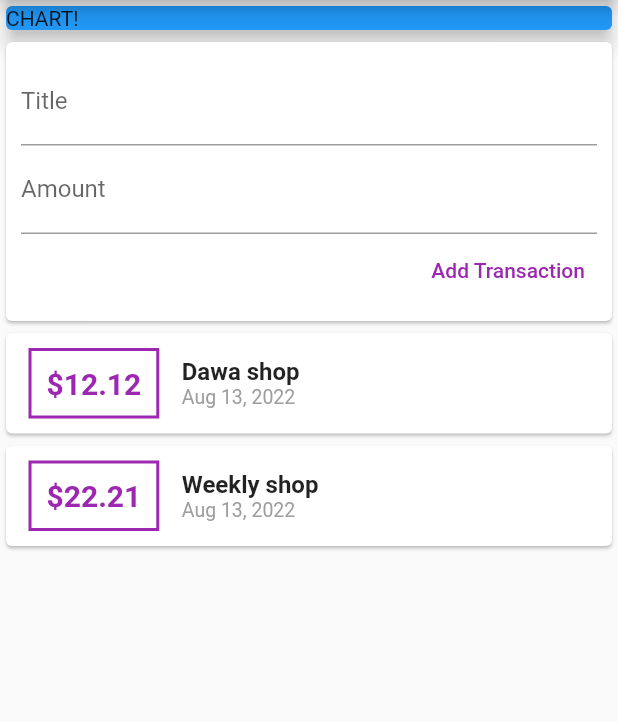
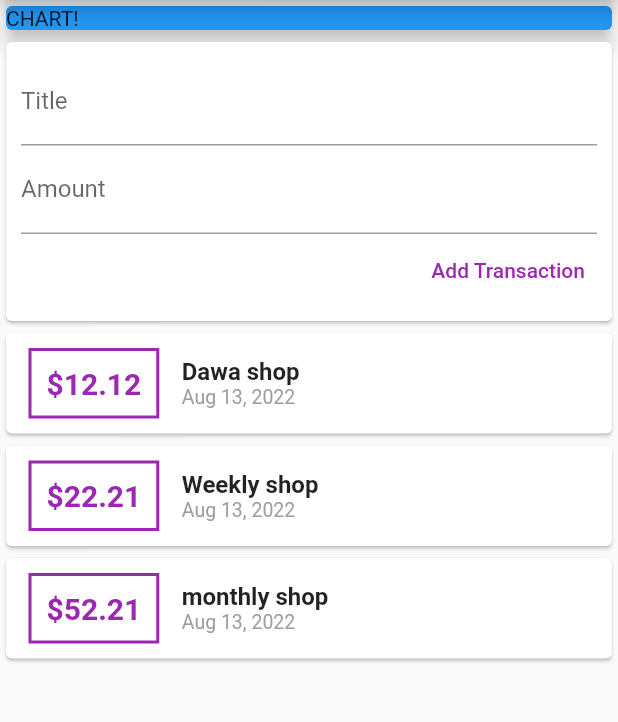
Before and after one commit to gyalche/flutter_expense_planner, a Flutter app: the screen it shows after launch, on a phone screen of 412 x 824 dp, the part 84-806 px from its top. Run offline on Flutter 3.47's test engine with Material 2 defaults, Android fonts, the phone set to English and light mode, and no system bars.

Commit message:
splite the widget

```diff
--- a/lib/main.dart
+++ b/lib/main.dart
@@ -1,5 +1,8 @@
+import 'package:expense_track/widgets/new_transaction.dart';
+import 'package:expense_track/widgets/transactionList.dart';
+import 'package:expense_track/widgets/user_transaction.dart';
 import 'package:flutter/material.dart';
-import './transaction.dart';
+import 'models/transaction.dart';
 import 'package:intl/intl.dart';
 
 void main() {
@@ -27,10 +30,6 @@ class MyApp extends StatelessWidget {
 
 class MyHomePage extends StatefulWidget {
    MyHomePage({Key? key, required this.title}) : super(key: key);
-
-
-
-
   final String title;
 
   @override
@@ -41,16 +40,12 @@ class _MyHomePageState extends State<MyHomePage> {
   int _counter = 0;
 
 
-final List<Transaction> transactions=[
-    Transaction(id:'1', title:'Dawa shop', amount:12.12, date:DateTime.now()),
-    Transaction(id:'2', title:"Weekly shop", amount:22.21, date:DateTime.now()),
-  ];
+
 
   // String? titleInput;
   // String? amountInput;
 
-  final titleController= TextEditingController();
-  final amountController=TextEditingController();
+
 
   void _incrementCounter() {
     setState(() {
@@ -87,89 +82,7 @@ final List<Transaction> transactions=[
                   elevation:5,
                 ),
                ),
-             Card(
-               child:Container(
-                 margin:EdgeInsets.all(10),
-
-                 child: Column(
-                   crossAxisAlignment: CrossAxisAlignment.end,
-                   children: [
-                     TextField(
-                      decoration:InputDecoration(
-                        labelText:'Title'),
-                        controller:titleController,
-                        // onChanged:(val){
-                        //   titleInput=val;
-                        // }
-                      ),
-
-                     TextField(
-                       decoration:InputDecoration(
-                         labelText:"Amount",
-
-                       ),
-                       controller:amountController,
-                      //  onChanged:(val){
-                      //    amountInput=val;
-                      //  }
-                     ),
-
-                     TextButton(
-                       onPressed: (() => {
-                         print(titleController.text)
-                       }),
-                        child: Text("Add Transaction", style:TextStyle(
-                          color:Colors.purple
-                        )),
-                        style:TextButton.styleFrom(primary:Colors.blue,
-                          // padding: EdgeInsets.symmetric(horizontal: 60, vertical: 10),
-                        )
-
-
-                    )
-                   ],
-                 ),
-               )
-             ),
-             Column(
-
-               children:transactions.map((tx){
-                 return Card(
-                  //  elevation:3,
-                   child:Row(
-                     children: [
-                       Container(
-                         padding:EdgeInsets.all(10),
-
-                         margin: EdgeInsets.symmetric(vertical:10, horizontal:15),
-                         decoration:BoxDecoration(border: Border.all(color:Colors.purple, width:2)),
-                         child:Text(
-                            '\$' +tx.amount.toString(),
-                            style:TextStyle(
-                            fontWeight:FontWeight.bold,
-                            fontSize:20,
-                            color:Colors.purple,
-                            )
-                         )
-                       ),
-                       Column(
-                         crossAxisAlignment:CrossAxisAlignment.start,
-                         children:<Widget>[
-                           Text(tx.title, style:TextStyle(
-                             fontWeight:FontWeight.bold,
-                             fontSize:16,
-                             )),
-                           Text(DateFormat.yMMMd().format(tx.date), style:TextStyle(
-                             color:Colors.grey,
-                             fontSize:13
-                           ))
-                         ]
-                       )
-                     ],
-                   ),
-                 );
-               }).toList(),
-             )
+              UserTransactions()
             ]
           ),
       )
--- /dev/null
+++ b/lib/widgets/new_transaction.dart
@@ -0,0 +1,61 @@
+import 'package:flutter/src/foundation/key.dart';
+import 'package:flutter/src/widgets/framework.dart';
+import 'package:flutter/material.dart';
+
+class NewTransaction extends StatelessWidget {
+
+//  NewTransaction({Key? key}) : super(key: key);
+
+  final titleController= TextEditingController();
+  final amountController=TextEditingController();
+
+  final Function addTx;
+  NewTransaction(this.addTx);
+  @override
+  Widget build(BuildContext context) {
+    return Card(
+               child:Container(
+                 margin:EdgeInsets.all(10),
+
+                 child: Column(
+                   crossAxisAlignment: CrossAxisAlignment.end,
+                   children: [
+                     TextField(
+                      decoration:InputDecoration(
+                        labelText:'Title'),
+                        controller:titleController,
+                        // onChanged:(val){
+                        //   titleInput=val;
+                        // }
+                      ),
+
+                     TextField(
+                       decoration:InputDecoration(
+                         labelText:"Amount",
+
+                       ),
+                       controller:amountController,
+                      //  onChanged:(val){
+                      //    amountInput=val;
+                      //  }
+                     ),
+
+                     TextButton(
+                       onPressed: (() => {
+                         addTx(titleController.text,double.parse(amountController.text) )
+                       }),
+                        child: Text("Add Transaction", style:TextStyle(
+                          color:Colors.purple
+                        )),
+                        style:TextButton.styleFrom(primary:Colors.blue,
+                          // padding: EdgeInsets.symmetric(horizontal: 60, vertical: 10),
+                        )
+
+
+                    )
+                   ],
+                 ),
+               )
+             );
+  }
+}
--- /dev/null
+++ b/lib/widgets/transactionList.dart
@@ -0,0 +1,57 @@
+import 'package:flutter/src/foundation/key.dart';
+import 'package:flutter/src/widgets/framework.dart';
+import 'package:flutter/material.dart';
+import '../models/transaction.dart';
+import 'package:intl/intl.dart';
+
+class TransactionList extends StatelessWidget {
+  //  TransactionList({Key? key}) : super(key: key);
+
+  final List<Transaction>transactions;
+
+  TransactionList( this.transactions);
+
+
+  @override
+  Widget build(BuildContext context) {
+    return
+       Column(
+                 children:transactions.map((tx){
+                   return Card(
+                    //  elevation:3,
+                     child:Row(
+                       children: [
+                         Container(
+                           padding:EdgeInsets.all(10),
+
+                           margin: EdgeInsets.symmetric(vertical:10, horizontal:15),
+                           decoration:BoxDecoration(border: Border.all(color:Colors.purple, width:2)),
+                           child:Text(
+                              '\$' +tx.amount.toString(),
+                              style:TextStyle(
+                              fontWeight:FontWeight.bold,
+                              fontSize:20,
+                              color:Colors.purple,
+                              )
+                           )
+                         ),
+                         Column(
+                           crossAxisAlignment:CrossAxisAlignment.start,
+                           children:<Widget>[
+                             Text(tx.title, style:TextStyle(
+                               fontWeight:FontWeight.bold,
+                               fontSize:16,
+                               )),
+                             Text(DateFormat.yMMMd().format(tx.date), style:TextStyle(
+                               color:Colors.grey,
+                               fontSize:13
+                             ))
+                           ]
+                         )
+                       ],
+                     ),
+                   );
+                 }).toList(),
+     );
+  }
+}
--- /dev/null
+++ b/lib/widgets/user_transaction.dart
@@ -0,0 +1,48 @@
+import 'package:expense_track/models/transaction.dart';
+import 'package:expense_track/widgets/new_transaction.dart';
+import 'package:expense_track/widgets/transactionList.dart';
+import 'package:flutter/src/foundation/key.dart';
+import 'package:flutter/src/widgets/framework.dart';
+import 'package:flutter/material.dart';
+class UserTransactions extends StatefulWidget {
+  const UserTransactions({Key? key}) : super(key: key);
+
+  @override
+  State<UserTransactions> createState() => _UserTransactionsState();
+}
+
+class _UserTransactionsState extends State<UserTransactions> {
+   final List<Transaction> _userTransaction=[
+    Transaction(id:'1', title:'Dawa shop', amount:12.12, date:DateTime.now()),
+    Transaction(id:'2', title:"Weekly shop", amount:22.21, date:DateTime.now()),
+    Transaction(id:'3', title:"monthly shop", amount:52.21, date:DateTime.now()),
+
+  ];
+
+  void _addNewTransaction(String title, double amount){
+    final newTx=Transaction(
+      title:title,
+      amount:amount,
+      date:DateTime.now(),
+      id:DateTime.now().toString());
+
+       setState((){
+        _userTransaction.add(newTx);
+      });
+  }
+
+
+  @override
+  Widget build(BuildContext context) {
+    return
+       Column(
+
+            children:<Widget>[
+
+               NewTransaction(_addNewTransaction),
+               TransactionList(_userTransaction)
+            ]
+
+    );
+  }
+}
```
Also changed, not shown: lib/models/transaction.dart (renamed from lib/transaction.dart). Lines whose indentation alone changed are shown as unchanged.
